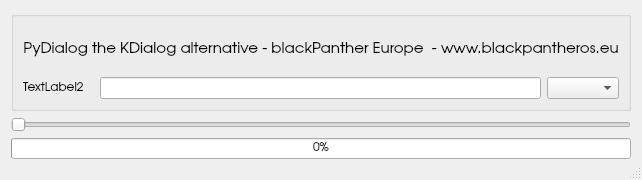
First picture: the form in modules/window1.ui, repository blackPantherOS/pydialog, before the edit.
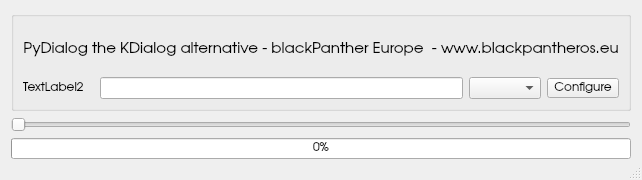
Second picture: the form after the edit. Icons and pictures are not drawn.

Commit message: Add configure button sample

```diff
--- a/modules/window1.ui
+++ b/modules/window1.ui
@@ -66,7 +66,7 @@
    <property name="sizeConstraint">
     <enum>QLayout::SetMinimumSize</enum>
    </property>
-   <item row="0" column="0">
+   <item row="1" column="0">
     <layout class="QVBoxLayout" name="verticalLayout">
      <item>
       <widget class="QGroupBox" name="groupBox">
@@ -200,6 +200,22 @@
           <item>
            <widget class="QComboBox" name="comboBox"/>
           </item>
+          <item>
+           <widget class="QToolButton" name="toolButton">
+            <property name="toolTip">
+             <string>Custom settings..</string>
+            </property>
+            <property name="layoutDirection">
+             <enum>Qt::LeftToRight</enum>
+            </property>
+            <property name="text">
+             <string extracomment="Custom settings">Configure</string>
+            </property>
+            <property name="icon">
+             <iconset theme="configure"/>
+            </property>
+           </widget>
+          </item>
          </layout>
         </item>
        </layout>
```
The commit also changes 8 other files.
